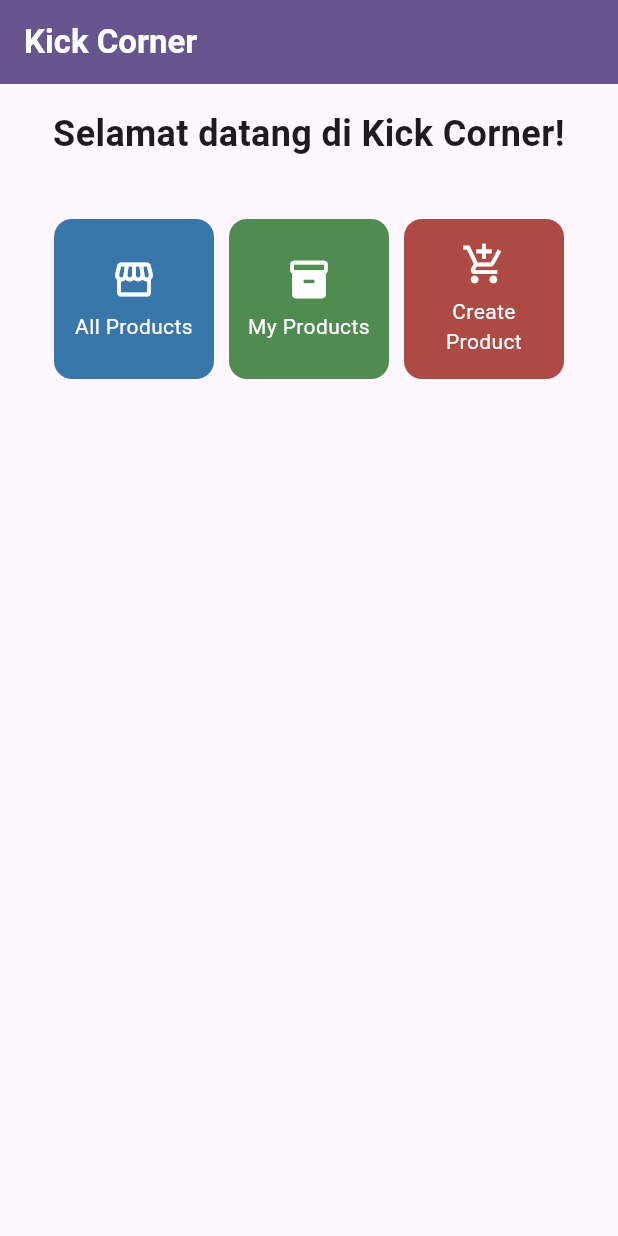
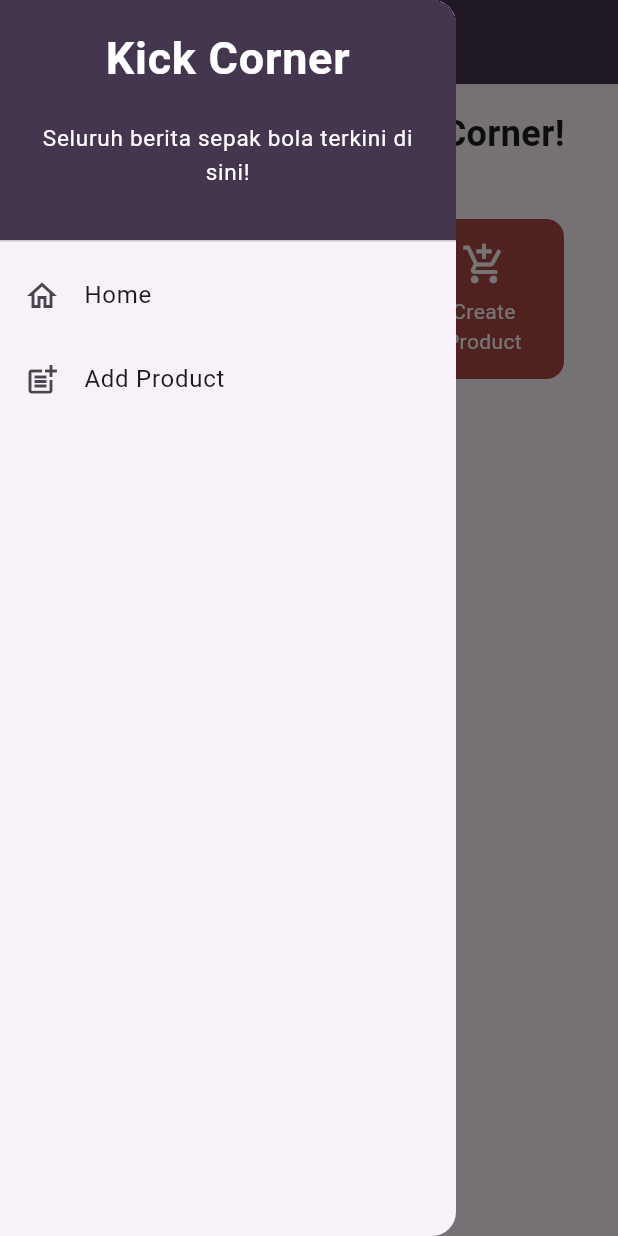
Before and after one commit to kurrorro/kick-corner-mobile, a Flutter app: the screen it shows after launch, with the side drawer open (before the commit the screen has no drawer), on a phone screen of 412 x 824 dp. Run offline on Flutter 3.47's test engine with Material 3 defaults, Android fonts, the phone set to English and light mode, and no system bars.

Commit message:
sidebar, add products form, and navigate

```diff
--- a/lib/main.dart
+++ b/lib/main.dart
@@ -1,5 +1,5 @@
 import 'package:flutter/material.dart';
-import 'package:kick_corner/menu.dart';
+import 'package:kick_corner/screens/menu.dart';
 
 void main() {
   runApp(const MyApp());
--- a/lib/menu.dart
+++ b/lib/screens/menu.dart
@@ -1,4 +1,6 @@
 import 'package:flutter/material.dart';
+import 'package:kick_corner/widgets/left_drawer.dart';
+import 'package:kick_corner/widgets/products_card.dart';
 
 class MyHomePage extends StatelessWidget {
   MyHomePage({super.key});
@@ -31,8 +33,9 @@
           style: TextStyle(color: Colors.white, fontWeight: FontWeight.bold),
         ),
         // Warna latar AppBar
-        backgroundColor: Theme.of(context).colorScheme.primary,
+        backgroundColor: Color.fromARGB(255, 69, 54, 80),
       ),
+      drawer: LeftDrawer(),
       // Body halaman
       body: Padding(
         padding: const EdgeInsets.all(16.0),
@@ -77,42 +80,42 @@
   ItemHomepage(this.name, this.icon, this.color);
 }
 
-class ItemCard extends StatelessWidget {
-  final ItemHomepage item;
-  const ItemCard(this.item, {super.key});
+// class ItemCard extends StatelessWidget {
+//   final ItemHomepage item;
+//   const ItemCard(this.item, {super.key});
 
-  @override
-  Widget build(BuildContext context) {
-    return Material(
-      color: item.color,
-      borderRadius: BorderRadius.circular(12),
+//   @override
+//   Widget build(BuildContext context) {
+//     return Material(
+//       color: item.color,
+//       borderRadius: BorderRadius.circular(12),
 
-      child: InkWell(
-        onTap: () {
-          ScaffoldMessenger.of(context)
-            ..hideCurrentSnackBar()
-            ..showSnackBar(
-              SnackBar(content: Text("Kamu telah menekan tombol ${item.name}")),
-            );
-        },
-        child: Container(
-          padding: const EdgeInsets.all(8),
-          child: Center(
-            child: Column(
-              mainAxisAlignment: MainAxisAlignment.center,
-              children: [
-                Icon(item.icon, color: Colors.white, size: 30.0),
-                const Padding(padding: EdgeInsets.all(3)),
-                Text(
-                  item.name,
-                  textAlign: TextAlign.center,
-                  style: const TextStyle(color: Colors.white),
-                ),
-              ],
-            ),
-          ),
-        ),
-      ),
-    );
-  }
-}
+//       child: InkWell(
+//         onTap: () {
+//           ScaffoldMessenger.of(context)
+//             ..hideCurrentSnackBar()
+//             ..showSnackBar(
+//               SnackBar(content: Text("Kamu telah menekan tombol ${item.name}")),
+//             );
+//         },
+//         child: Container(
+//           padding: const EdgeInsets.all(8),
+//           child: Center(
+//             child: Column(
+//               mainAxisAlignment: MainAxisAlignment.center,
+//               children: [
+//                 Icon(item.icon, color: Colors.white, size: 30.0),
+//                 const Padding(padding: EdgeInsets.all(3)),
+//                 Text(
+//                   item.name,
+//                   textAlign: TextAlign.center,
+//                   style: const TextStyle(color: Colors.white),
+//                 ),
+//               ],
+//             ),
+//           ),
+//         ),
+//       ),
+//     );
+//   }
+// }
--- /dev/null
+++ b/lib/widgets/left_drawer.dart
@@ -0,0 +1,68 @@
+import 'package:flutter/material.dart';
+import 'package:kick_corner/screens/menu.dart';
+import 'package:kick_corner/screens/productslist_form.dart';
+
+class LeftDrawer extends StatelessWidget {
+  const LeftDrawer({super.key});
+
+  @override
+  Widget build(BuildContext context) {
+    return Drawer(
+      child: ListView(
+        children: [
+          const DrawerHeader(
+            decoration: BoxDecoration(color: Color.fromARGB(255, 69, 54, 80)),
+            child: Column(
+              children: [
+                Text(
+                  'Kick Corner',
+                  textAlign: TextAlign.center,
+                  style: TextStyle(
+                    fontSize: 30,
+                    fontWeight: FontWeight.bold,
+                    color: Colors.white,
+                  ),
+                ),
+                Padding(padding: EdgeInsets.all(10)),
+                Text(
+                  "Seluruh berita sepak bola terkini di sini!",
+                  textAlign: TextAlign.center,
+                  style: TextStyle(
+                    fontSize: 15,
+                    fontWeight: FontWeight.normal,
+                    color: Colors.white,
+                  ),
+                ),
+              ],
+            ),
+          ),
+          // Bagian routing
+          ListTile(
+            leading: const Icon(Icons.home_outlined),
+            title: const Text('Home'),
+            // Bagian redirection ke MyHomePage
+            onTap: () {
+              Navigator.pushReplacement(
+                context,
+                MaterialPageRoute(builder: (context) => MyHomePage()),
+              );
+            },
+          ),
+          ListTile(
+            leading: const Icon(Icons.post_add),
+            title: const Text('Add Product'),
+            // Bagian redirection ke NewsFormPage
+            onTap: () {
+              Navigator.pushReplacement(
+                context,
+                MaterialPageRoute(
+                  builder: (context) => const ProductsFormPage(),
+                ),
+              );
+            },
+          ),
+        ],
+      ),
+    );
+  }
+}
--- /dev/null
+++ b/lib/widgets/products_card.dart
@@ -0,0 +1,65 @@
+import 'package:flutter/material.dart';
+import 'package:kick_corner/screens/menu.dart';
+import 'package:kick_corner/screens/productslist_form.dart';
+
+class ItemCard extends StatelessWidget {
+  // Menampilkan kartu dengan ikon dan nama.
+
+  final ItemHomepage item;
+
+  const ItemCard(this.item, {super.key});
+
+  @override
+  Widget build(BuildContext context) {
+    return Material(
+      // Menentukan warna latar belakang dari tema aplikasi.
+      color: item.color,
+      // Membuat sudut kartu melengkung.
+      borderRadius: BorderRadius.circular(12),
+
+      child: InkWell(
+        // Aksi ketika kartu ditekan.
+        onTap: () {
+          // Menampilkan pesan SnackBar saat kartu ditekan.
+          ScaffoldMessenger.of(context)
+            ..hideCurrentSnackBar()
+            ..showSnackBar(
+              SnackBar(content: Text("Kamu telah menekan tombol ${item.name}!"))
+            );
+
+          // Navigate ke route yang sesuai (tergantung jenis tombol)
+          if (item.name == "Create Product") {
+            // Navigator.push untuk melakukan navigasi ke MaterialPageRoute yang mencakup ProductsFormPage.
+            Navigator.push(
+              context,
+              MaterialPageRoute(builder: (context) => const ProductsFormPage()),
+            );
+          }
+        },
+        // Container untuk menyimpan Icon dan Text
+        child: Container(
+          padding: const EdgeInsets.all(8),
+          child: Center(
+            child: Column(
+              // Menyusun ikon dan teks di tengah kartu.
+              mainAxisAlignment: MainAxisAlignment.center,
+              children: [
+                Icon(
+                  item.icon,
+                  color: Colors.white,
+                  size: 30.0,
+                ),
+                const Padding(padding: EdgeInsets.all(3)),
+                Text(
+                  item.name,
+                  textAlign: TextAlign.center,
+                  style: const TextStyle(color: Colors.white),
+                ),
+              ],
+            ),
+          ),
+        ),
+      ),
+    );
+  }
+}
```
Also changed, not shown: lib/screens/productslist_form.dart (added, +382 -0 lines).
